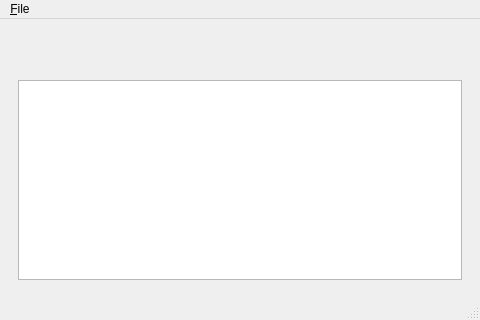
First picture: the form in globals/romglobalswidget.ui, repository nirjacobson/Chromasound-Studio, before the edit.
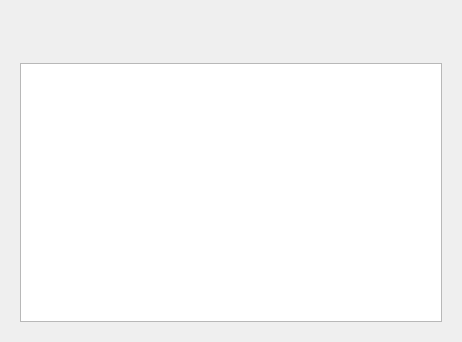
Second picture: the form after the edit. The open tabs and pages were chosen to show the change.

What changed in the file:
```diff
--- a/globals/romglobalswidget.ui
+++ b/globals/romglobalswidget.ui
@@ -1,25 +1,18 @@
 <?xml version="1.0" encoding="UTF-8"?>
 <ui version="4.0">
  <class>ROMGlobalsWidget</class>
- <widget class="QMainWindow" name="ROMGlobalsWidget">
+ <widget class="QWidget" name="ROMGlobalsWidget">
   <property name="geometry">
    <rect>
     <x>0</x>
     <y>0</y>
-    <width>480</width>
-    <height>320</height>
+    <width>439</width>
+    <height>341</height>
    </rect>
   </property>
-  <property name="minimumSize">
-   <size>
-    <width>480</width>
-    <height>320</height>
-   </size>
-  </property>
   <property name="windowTitle">
    <string>MainWindow</string>
   </property>
-  <widget class="QWidget" name="centralwidget">
    <layout class="QGridLayout" name="gridLayout">
     <item row="0" column="0">
      <widget class="QStackedWidget" name="stackedWidget">
@@ -38,6 +31,12 @@
        </layout>
       </widget>
       <widget class="QWidget" name="page_2">
+      <property name="minimumSize">
+       <size>
+        <width>440</width>
+        <height>320</height>
+       </size>
+      </property>
        <layout class="QVBoxLayout" name="verticalLayout">
         <item>
          <widget class="QLabel" name="label">
@@ -59,49 +58,6 @@
      </widget>
     </item>
    </layout>
-  </widget>
-  <widget class="QMenuBar" name="menubar">
-   <property name="geometry">
-    <rect>
-     <x>0</x>
-     <y>0</y>
-     <width>480</width>
-     <height>20</height>
-    </rect>
-   </property>
-   <widget class="QMenu" name="menuFile">
-    <property name="enabled">
-     <bool>true</bool>
-    </property>
-    <property name="title">
-     <string>&amp;File</string>
-    </property>
-    <addaction name="actionOpen"/>
-    <addaction name="actionReset"/>
-    <addaction name="separator"/>
-    <addaction name="actionClose"/>
-   </widget>
-   <addaction name="menuFile"/>
-  </widget>
-  <widget class="QStatusBar" name="statusbar"/>
-  <action name="actionOpen">
-   <property name="text">
-    <string>&amp;Open</string>
-   </property>
-  </action>
-  <action name="actionClose">
-   <property name="text">
-    <string>&amp;Close</string>
-   </property>
-  </action>
-  <action name="actionReset">
-   <property name="enabled">
-    <bool>false</bool>
-   </property>
-   <property name="text">
-    <string>&amp;Reset</string>
-   </property>
-  </action>
  </widget>
  <resources/>
  <connections/>
```
Left out of the diff: 2 changed lines with no effect on the pictures. Lines whose indentation alone changed are shown as unchanged.
